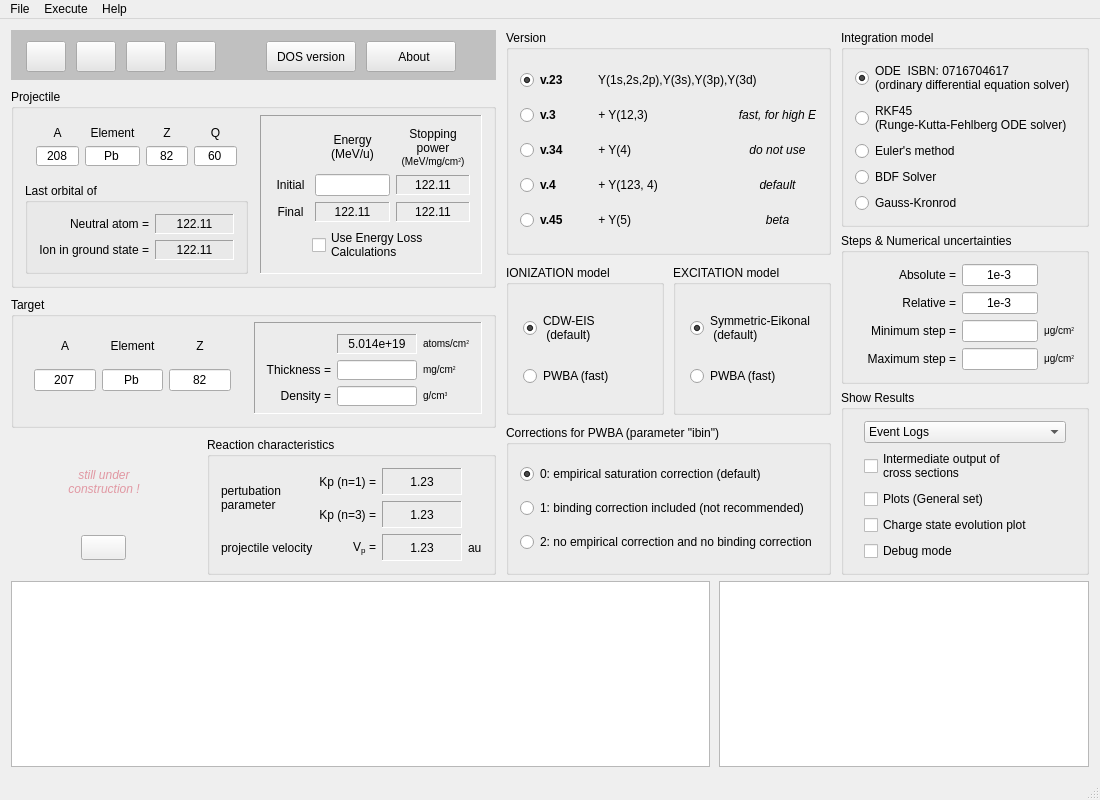
Before: the Qt Designer form g_Etacha4/win/e_mainwindow.ui in LISEcute/Etacha, drawn with Qt 5.
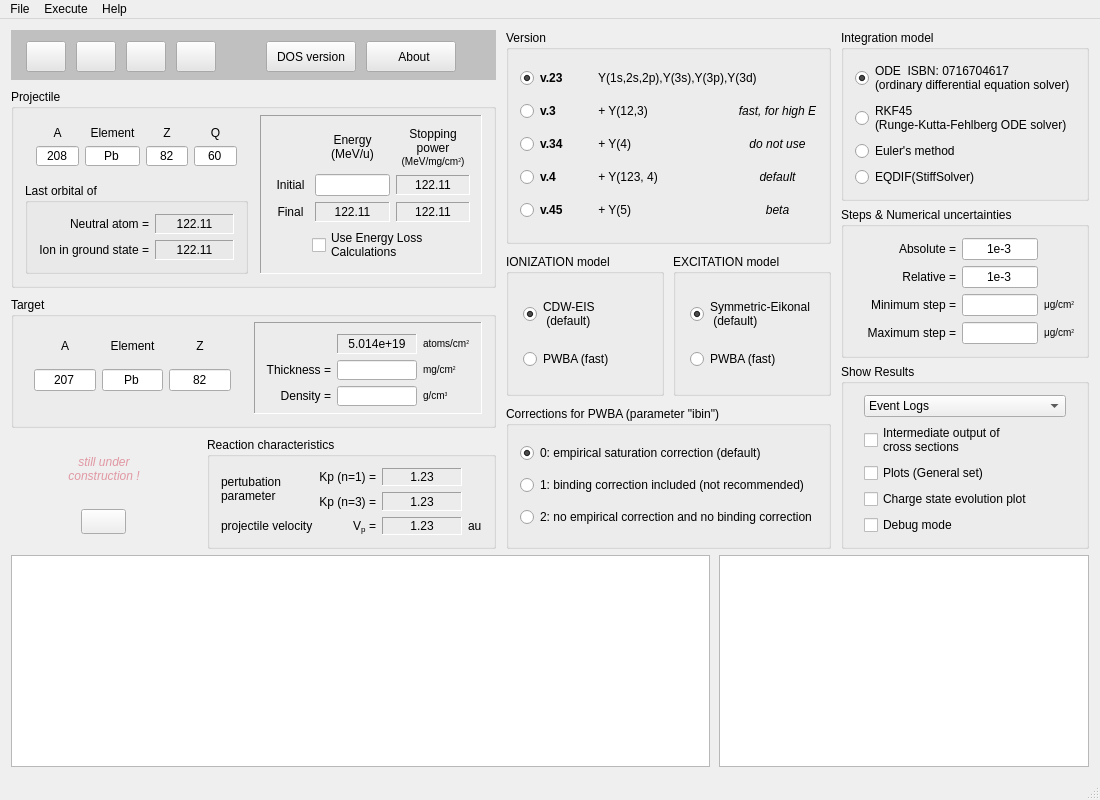
After: the same form once the commit is applied. Icons and pictures are not drawn. Custom widgets are drawn as their Qt base class.

Commit message: Stiff SOlver Added

Diff of the .ui file:
```diff
--- a/g_Etacha4/win/e_mainwindow.ui
+++ b/g_Etacha4/win/e_mainwindow.ui
@@ -1605,14 +1605,7 @@
            <item>
             <widget class="QRadioButton" name="r8_bdf">
              <property name="text">
-              <string>BDF Solver</string>
-             </property>
-            </widget>
-           </item>
-           <item>
-            <widget class="QRadioButton" name="rb_FI">
-             <property name="text">
-              <string>Gauss-Kronrod</string>
+              <string>EQDIF(StiffSolver)</string>
              </property>
             </widget>
            </item>
```
Left out of the diff: 6 changed lines with no effect on the pictures. The commit also changes 16 other files.
